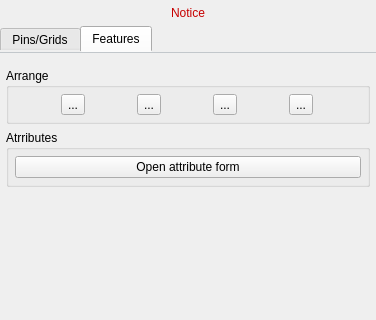
Above: ui/fdt_mainwidget.ui from ArthurLion97/fossildigtools before the change; both pictures show x 0 to 376 and y 0 to 320 of the 376 by 721 pixel window. Below: the same form after it.
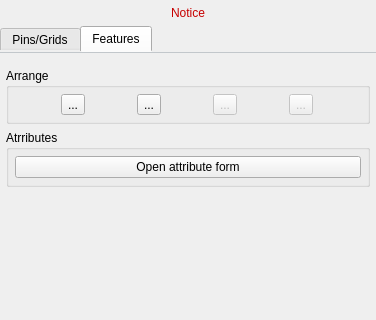
That is the form after the change. The open tabs and pages were chosen to show the change. Icons and pictures are not drawn. Custom widgets are drawn as their Qt base class.

Commit message: Add arrange up/down, but not top/bottom

```diff
--- a/ui/fdt_mainwidget.ui
+++ b/ui/fdt_mainwidget.ui
@@ -1324,7 +1324,7 @@
             <x>0</x>
             <y>0</y>
             <width>376</width>
-            <height>657</height>
+            <height>648</height>
            </rect>
           </property>
           <layout class="QVBoxLayout" name="verticalLayout_5">
@@ -1382,6 +1382,9 @@
               </item>
               <item row="0" column="2">
                <widget class="QToolButton" name="arrangeToTopBtn">
+                <property name="enabled">
+                 <bool>false</bool>
+                </property>
                 <property name="toolTip">
                  <string>Move to top</string>
                 </property>
@@ -1402,6 +1405,9 @@
               </item>
               <item row="0" column="3">
                <widget class="QToolButton" name="arrangeToBottomBtn">
+                <property name="enabled">
+                 <bool>false</bool>
+                </property>
                 <property name="toolTip">
                  <string>Move to bottom</string>
                 </property>
```
Left out of the diff: 2 changed lines with no effect on the pictures. The commit also changes 2 other files.
